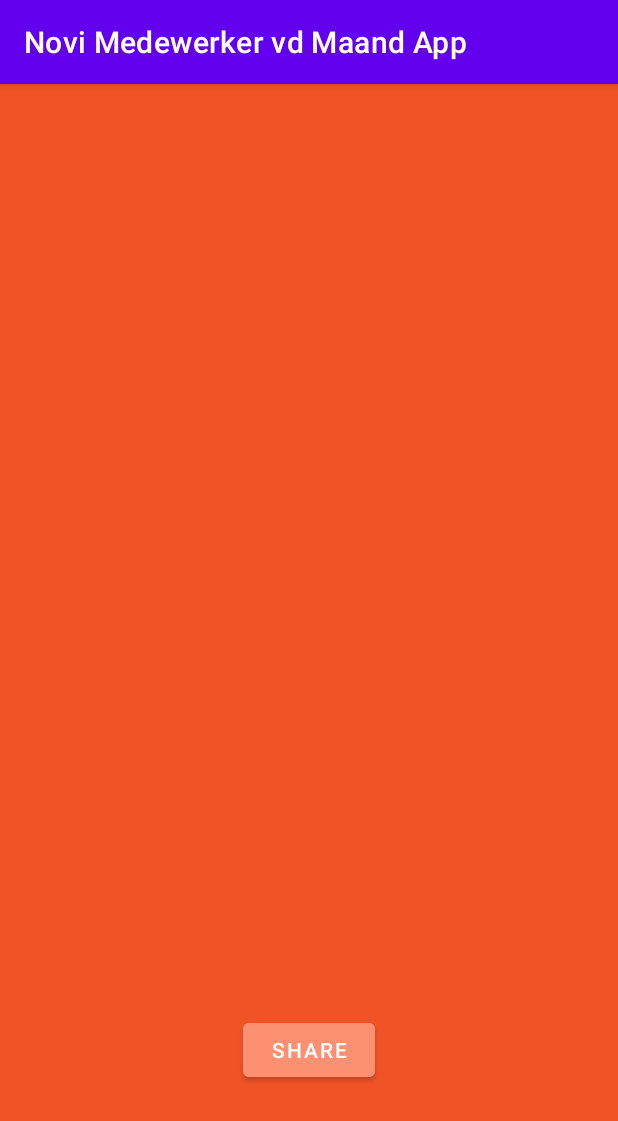
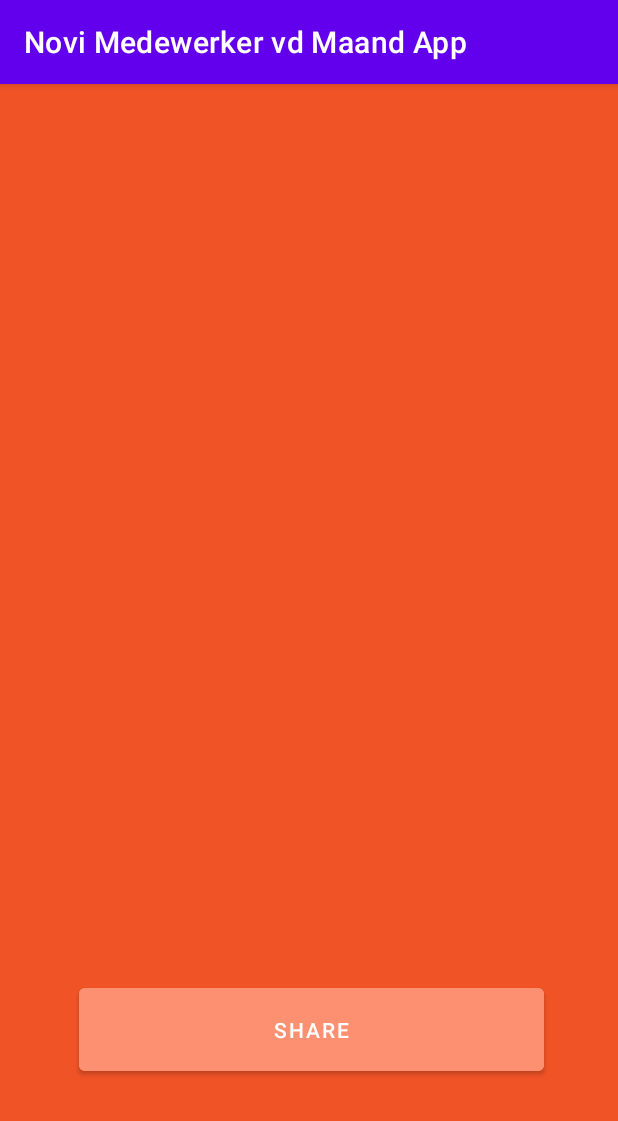
Before and after one commit to 1eam/Novi_Medewerker_vd_Maand_App, an Android app: the ResultActivity screen opened directly, with no data from a screen before it, on a phone screen of 412 x 824 dp. Shown: the top 1121 px of the screen. Run offline under Robolectric (Android 15) with nearby library versions, the phone set to English and light mode, and no system bars.

Commit message:
changed sharebutton size and position

```diff
--- a/Novi Medewerker vd Maand App/app/src/main/res/layout/activity_result.xml
+++ b/Novi Medewerker vd Maand App/app/src/main/res/layout/activity_result.xml
@@ -21,12 +21,13 @@
 
     <Button
         android:id="@+id/button"
-        android:layout_width="wrap_content"
-        android:layout_height="wrap_content"
-        android:layout_marginBottom="100dp"
+        android:layout_width="310dp"
+        android:layout_height="67dp"
+        android:layout_marginBottom="104dp"
         android:backgroundTint="#FD9070"
         android:text="Share"
         app:layout_constraintBottom_toBottomOf="parent"
         app:layout_constraintEnd_toEndOf="parent"
+        app:layout_constraintHorizontal_bias="0.514"
         app:layout_constraintStart_toStartOf="parent" />
 </androidx.constraintlayout.widget.ConstraintLayout>
```
